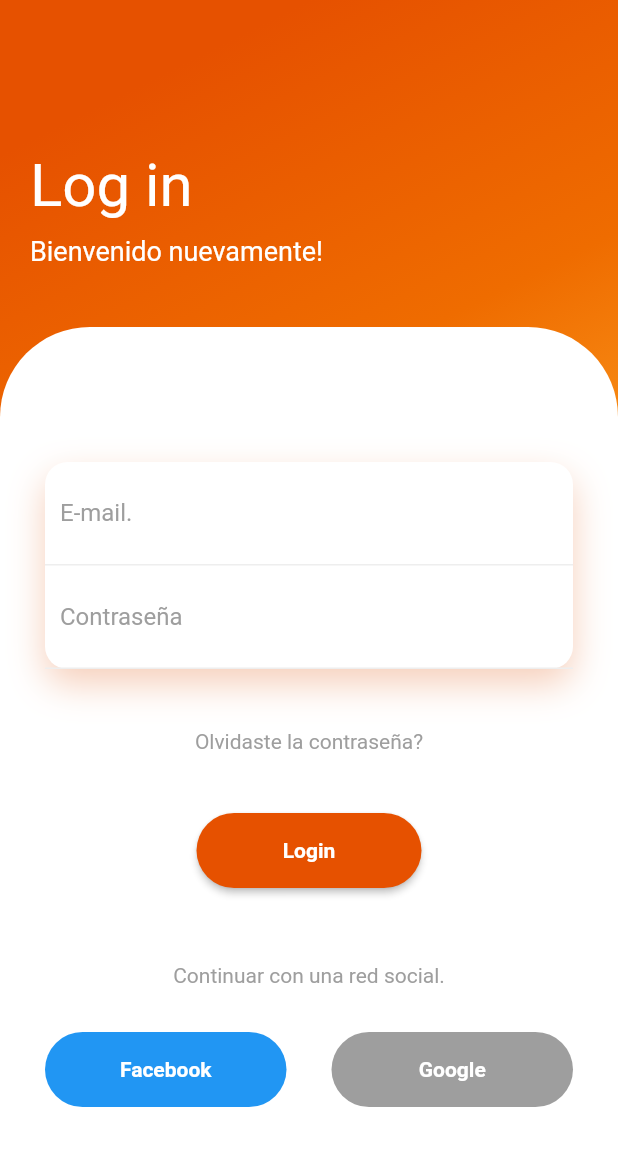
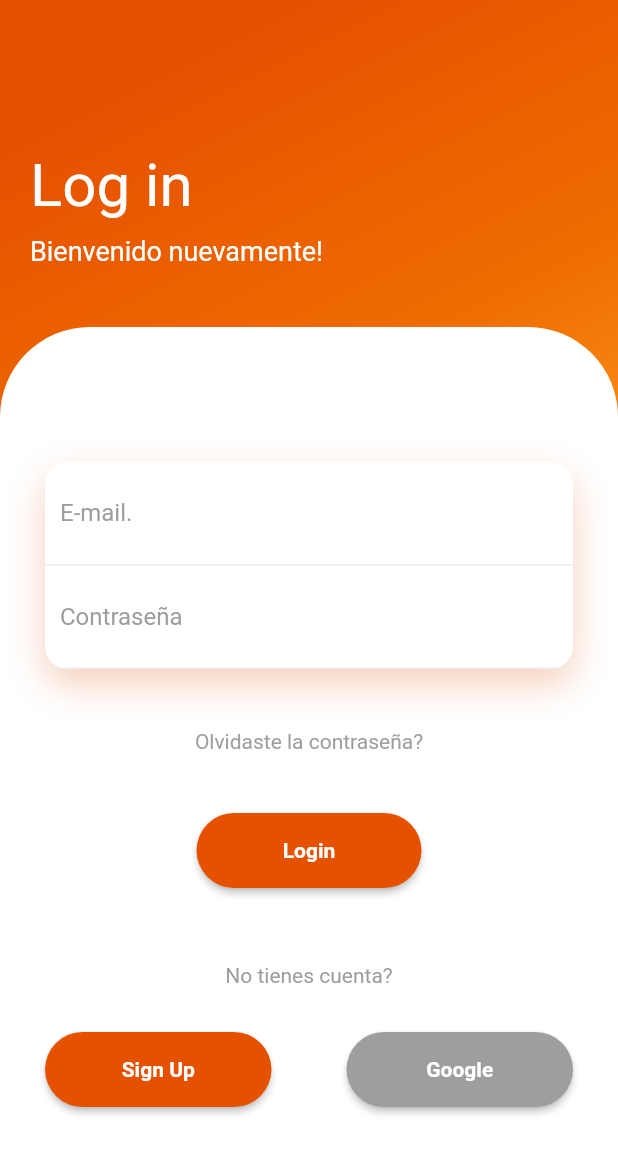
Before and after one commit to samtts14/PetsCare, a Flutter app: the screen it shows after launch, on a phone screen of 412 x 824 dp. Shown: the top 1154 px of the screen. Run offline on Flutter 3.47's test engine with Material 2 defaults, Android fonts, the phone set to English and light mode, and no system bars; our stand-ins replace carousel_pro, firebase_auth, simple_animations; accounts and stored records are empty.

Commit message:
Cambio de codigo de ramas

```diff
--- a/app_tesis/lib/screen/login2.dart
+++ b/app_tesis/lib/screen/login2.dart
@@ -1,4 +1,5 @@
 import 'package:app_tesis/animations/FadeAnimation.dart';
+import 'package:app_tesis/screen/sign_in.dart';
 //import 'package:app_tesis/screen/menu.dart';
 import 'package:flutter/material.dart';
 
@@ -112,32 +113,48 @@ class _LoginState extends State<Login2> {
                         ),
                       )),
                       SizedBox(height: 50,),
-                      FadeAnimation(1.7, Text("Continuar con una red social.", style: TextStyle(color: Colors.grey),)),
+                      FadeAnimation(1.7, Text("No tienes cuenta?", style: TextStyle(color: Colors.grey),)),
                       SizedBox(height: 30,),
                       Row(
                         children: <Widget>[
                           Expanded(
-                            child: FadeAnimation(1.8, Container(
+                            child: FadeAnimation(1.9, Container(
                               height: 50,
                               decoration: BoxDecoration(
-                                borderRadius: BorderRadius.circular(50),
-                                color: Colors.blue
                               ),
-                              child: Center(
-                                child: Text("Facebook", style: TextStyle(color: Colors.white, fontWeight: FontWeight.bold),),
+                              width: 150,
+                              child: RaisedButton(
+                                 shape: RoundedRectangleBorder(// bordes
+                                 borderRadius: new BorderRadius.circular(50),
+                                 //side: BorderSide(color: Colors.red)
+                                  ),
+                                  color: Colors.orange[900],
+                                  child: Text("Sign Up", style: TextStyle(color: Colors.white, fontWeight: FontWeight.bold),),
+                                  onPressed: (){
+                                    Navigator.push(
+                                      context,
+                                      MaterialPageRoute(builder: (context) => SignIn()));
+                                },
                               ),
                             )),
                           ),
-                          SizedBox(width: 30,),
+                          SizedBox(width: 50,),
                           Expanded(
                             child: FadeAnimation(1.9, Container(
                               height: 50,
                               decoration: BoxDecoration(
-                                borderRadius: BorderRadius.circular(50),
-                                color: Colors.grey
                               ),
-                              child: Center(
+                              width: 150,
+                                child: RaisedButton(
+                                shape: RoundedRectangleBorder(// bordes
+                                 borderRadius: new BorderRadius.circular(50),
+                                 //side: BorderSide(color: Colors.red)
+                                  ),
+                                color: Colors.grey,
                                 child: Text("Google", style: TextStyle(color: Colors.white, fontWeight: FontWeight.bold),),
+                                onPressed: () async{
+
+                                },
                               ),
                             )),
                           )
```
